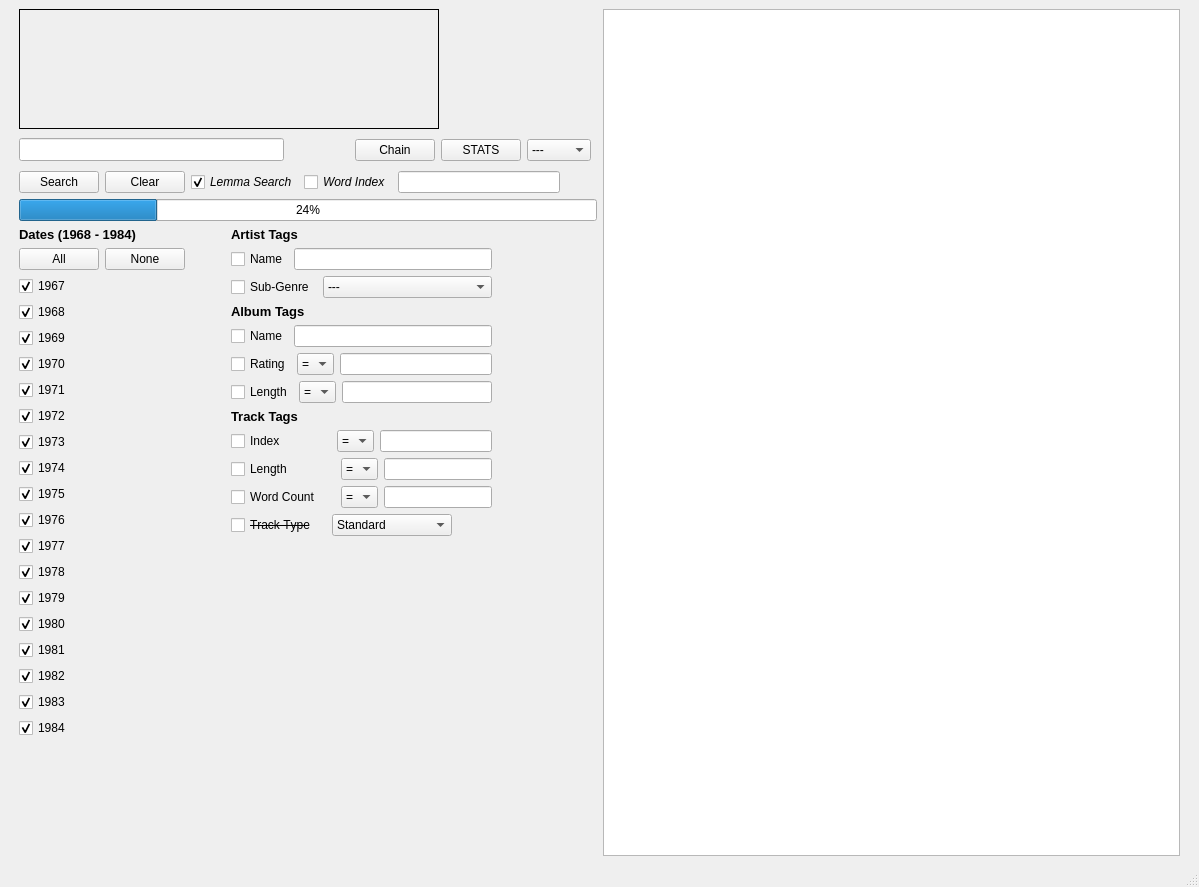
Old version of the form corpus_gui.ui in the repository TyGordon/Curated-Open-Repository-of-Progressive-Song-Entries.
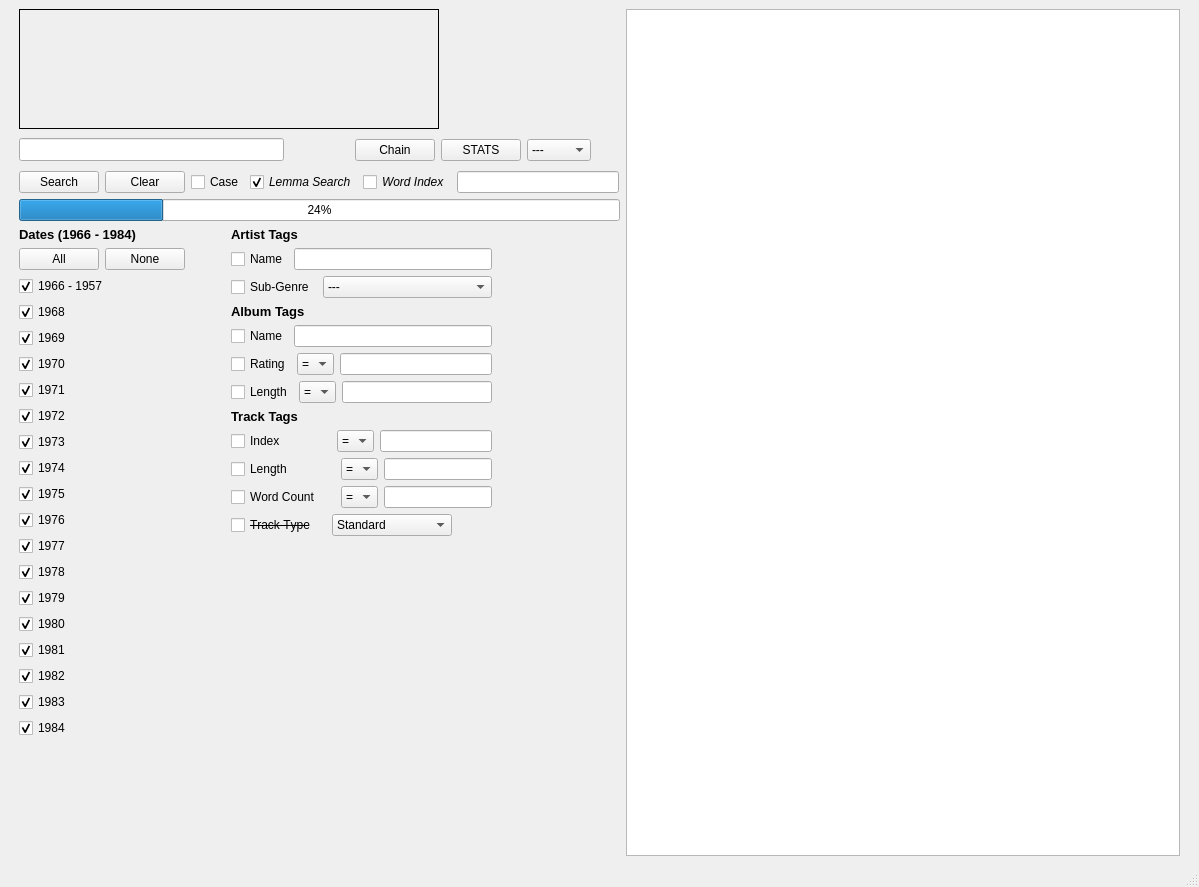
New version of the form. Icons and pictures are not drawn.

Commit message:
Handle Bad Input, Formatted Times, and Case
Explorer Changes:
- Added checks for handling non-numeric input for numeric text fields
- Added a case-sensitive checkbox
- Added support for lengths of the format H:MM:SS
- Added a simple splash screen

README Changes:
- Added the README header stats
- Added the Usage Guide section
- Added the Lessons Learned section

Patch:
```diff
--- a/corpus_gui.ui
+++ b/corpus_gui.ui
@@ -555,6 +555,13 @@
           </property>
          </widget>
         </item>
+        <item>
+         <widget class="QCheckBox" name="caseCheckBox">
+          <property name="text">
+           <string>Case</string>
+          </property>
+         </widget>
+        </item>
         <item>
          <widget class="QCheckBox" name="lemmaCheckBox">
           <property name="font">
@@ -647,7 +654,7 @@
              </font>
             </property>
             <property name="text">
-             <string>Dates (1968 - 1984)</string>
+             <string>Dates (1966 - 1984)</string>
             </property>
            </widget>
           </item>
@@ -690,7 +697,7 @@
           <item>
            <widget class="QCheckBox" name="date1967">
             <property name="text">
-             <string>1967</string>
+             <string>1966 - 1957</string>
             </property>
             <property name="checked">
              <bool>true</bool>
```
Left out of the diff: 4 changed lines with no effect on the pictures. The commit also changes 5 other files.
